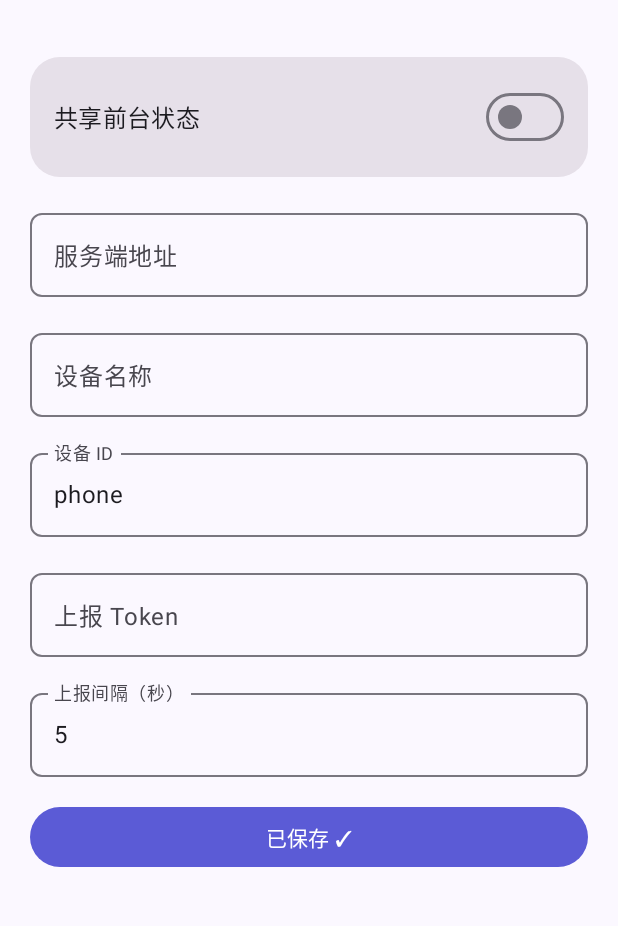
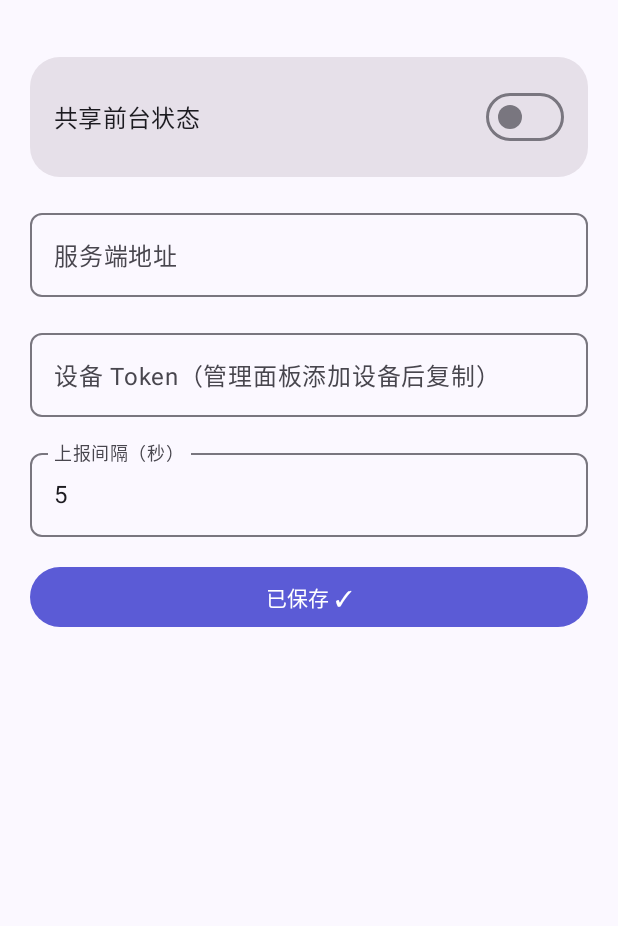
Before and after one commit to Si-Jiu/whatamidoing, an Android app built with Jetpack Compose: the screen it shows after launch (MainActivity), after a tap on "保存", on a phone screen of 412 x 824 dp, the part 69-995 px from its top. Run offline under Robolectric (Android 15) with nearby library versions, the light colour scheme and no system bars; libraries missing offline, so code that uses them is left out: top.yukonga.miuix; missing, so only their content is drawn: MiuixTheme.

Commit message:
refactor: 客户端移除 device_id/device_name（身份由 token 决定，显示名取管理面板）
- 桌面/安卓设置 UI 去掉设备名称/设备 ID 字段，只需 server_url + token
- 上报不再带 device_id/device_name；服务端仍兼容旧客户端（忽略这些字段）
- 协议文档同步

```diff
--- a/clients/android/app/src/main/java/dev/sijiu49/waid/ConfigStore.kt
+++ b/clients/android/app/src/main/java/dev/sijiu49/waid/ConfigStore.kt
@@ -16,14 +16,6 @@ class ConfigStore(context: Context) {
         get() = prefs.getString("token", "") ?: ""
         set(v) = prefs.edit().putString("token", v).apply()
 
-    var deviceId: String
-        get() = prefs.getString("device_id", "phone") ?: "phone"
-        set(v) = prefs.edit().putString("device_id", v).apply()
-
-    var deviceName: String
-        get() = prefs.getString("device_name", "") ?: ""
-        set(v) = prefs.edit().putString("device_name", v).apply()
-
     var intervalSecs: Int
         get() = prefs.getInt("interval_secs", 5)
         set(v) = prefs.edit().putInt("interval_secs", v.coerceIn(1, 60)).apply()
--- a/clients/android/app/src/main/java/dev/sijiu49/waid/MainActivity.kt
+++ b/clients/android/app/src/main/java/dev/sijiu49/waid/MainActivity.kt
@@ -107,8 +107,6 @@ class MainActivity : ComponentActivity() {
 @Composable
 fun SettingsScreen(cfg: ConfigStore, onEnabledToggle: (Boolean) -> Unit) {
     var serverUrl by rememberSaveable { mutableStateOf(cfg.serverUrl) }
-    var deviceName by rememberSaveable { mutableStateOf(cfg.deviceName) }
-    var deviceId by rememberSaveable { mutableStateOf(cfg.deviceId) }
     var token by rememberSaveable { mutableStateOf(cfg.token) }
     var interval by rememberSaveable { mutableStateOf(cfg.intervalSecs.toString()) }
     var enabled by rememberSaveable { mutableStateOf(cfg.enabled) }
@@ -152,23 +150,9 @@ fun SettingsScreen(cfg: ConfigStore, onEnabledToggle: (Boolean) -> Unit) {
                 modifier = Modifier.fillMaxWidth()
             )
             OutlinedTextField(
-                value = deviceName,
-                onValueChange = { deviceName = it },
-                label = { Text("设备名称") },
-                singleLine = true,
-                modifier = Modifier.fillMaxWidth()
-            )
-            OutlinedTextField(
-                value = deviceId,
-                onValueChange = { deviceId = it },
-                label = { Text("设备 ID") },
-                singleLine = true,
-                modifier = Modifier.fillMaxWidth()
-            )
-            OutlinedTextField(
                 value = token,
                 onValueChange = { token = it },
-                label = { Text("上报 Token") },
+                label = { Text("设备 Token（管理面板添加设备后复制）") },
                 singleLine = true,
                 modifier = Modifier.fillMaxWidth()
             )
@@ -183,8 +167,6 @@ fun SettingsScreen(cfg: ConfigStore, onEnabledToggle: (Boolean) -> Unit) {
             Button(
                 onClick = {
                     cfg.serverUrl = serverUrl.trim()
-                    cfg.deviceName = deviceName.trim()
-                    cfg.deviceId = deviceId.trim()
                     cfg.token = token.trim()
                     cfg.intervalSecs = interval.toIntOrNull() ?: 5
                     saved = true
--- a/clients/android/app/src/main/java/dev/sijiu49/waid/Reporter.kt
+++ b/clients/android/app/src/main/java/dev/sijiu49/waid/Reporter.kt
@@ -92,9 +92,8 @@ class Reporter(private val context: Context) {
 
     private fun report(cfg: ConfigStore, app: String) {
         val url = cfg.serverUrl.trimEnd('/') + "/api/v1/report"
+        // 设备身份由服务端按 token 确定，无需上报 device_id/device_name
         val body = JSONObject()
-            .put("device_id", cfg.deviceId)
-            .put("device_name", cfg.deviceName)
             .put("platform", "android")
             .put("app", app)
             .put("window_title", "")
```
Also changed, not shown: clients/android/app/src/main/java/dev/sijiu49/waid/MiuixSettingsScreen.kt (+1 -17 lines), 6 other files.
